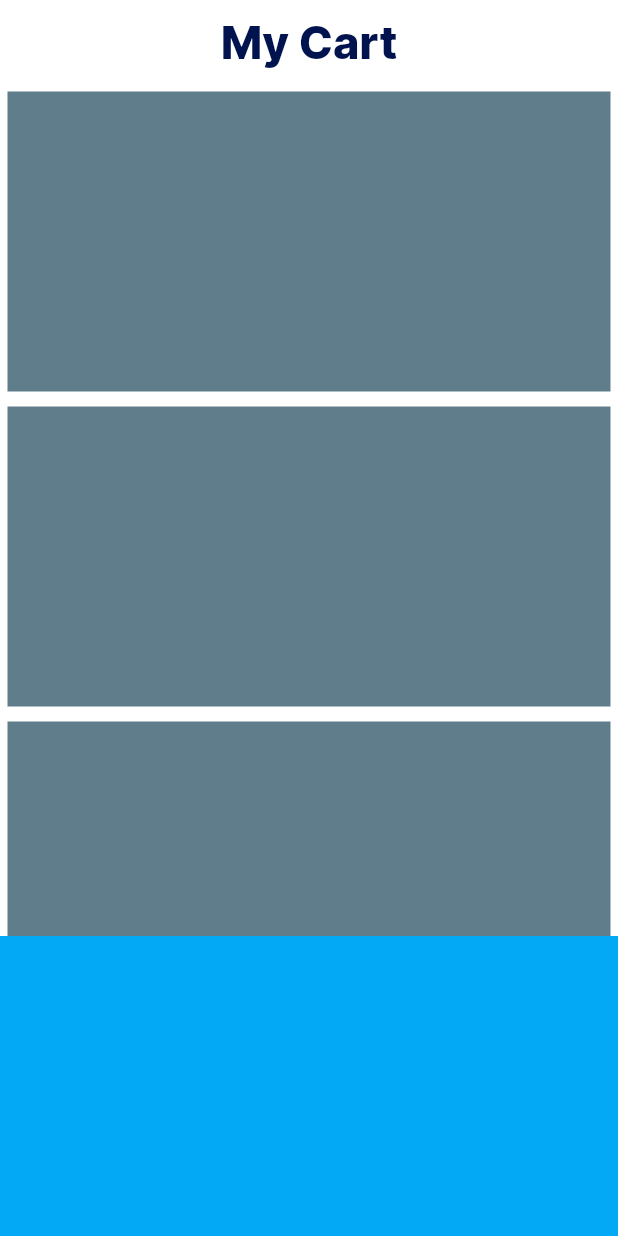
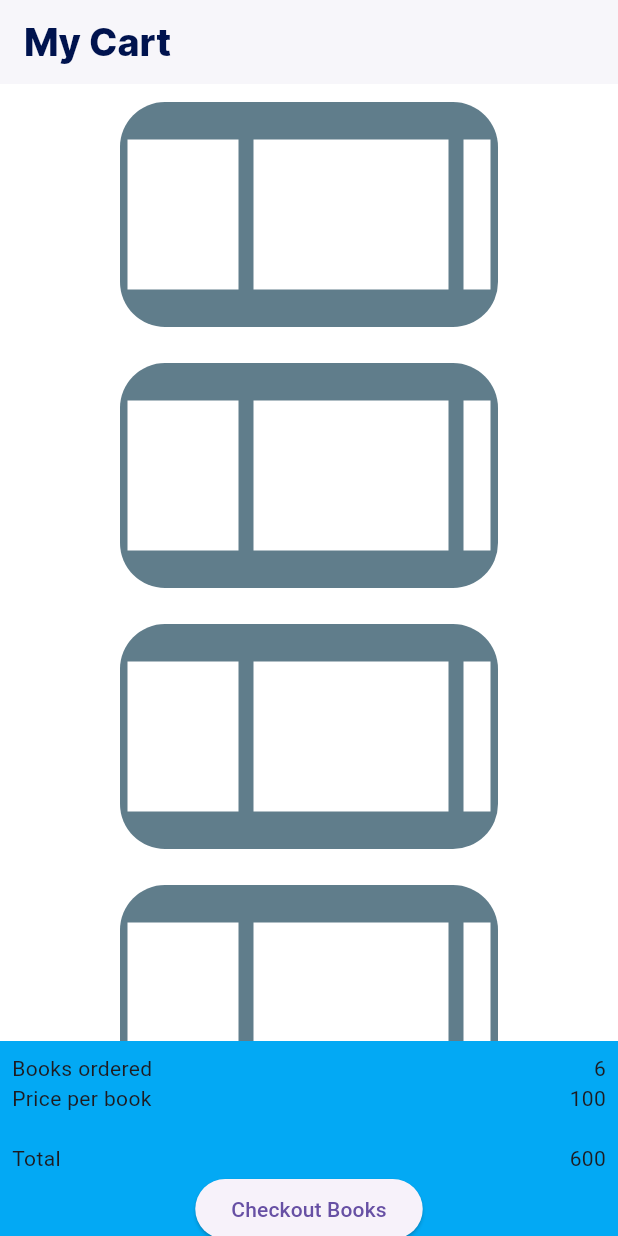
Before and after one commit to C05-PBP-2023/literasea-mobile, a Flutter app: the screen it shows after launch, on a phone screen of 412 x 824 dp. Run offline on Flutter 3.47's test engine with Material 3 defaults, Android fonts, the phone set to English and light mode, and no system bars; our stand-ins replace google_fonts.

Commit message:
checkout, history screen and finishing cart ui

```diff
--- a/lib/main.dart
+++ b/lib/main.dart
@@ -1,5 +1,7 @@
 import 'package:flutter/material.dart';
 import 'package:google_fonts/google_fonts.dart';
+import 'package:literasea_mobile/screens/checkout_form.dart';
+import 'package:literasea_mobile/widgets/cart_card.dart';
 
 void main() {
   runApp(const MaterialApp(
@@ -17,7 +19,7 @@
 class _CartState extends State<Cart> {
   static const color = Color(0xffE5f5ff);
 
-  List<String> item = ["a", "b", "c", "d", "e", "f"];
+  List<String> item = ["buku1", "bbuku2", "cbuku3", "dbuku1 buku4", "ebuku1", "fbuku1buku13"];
 
   @override
   Widget build(BuildContext context) {
@@ -28,12 +30,12 @@
               style: GoogleFonts.inter(
                   textStyle: const TextStyle(
                 fontWeight: FontWeight.w800,
-                fontSize: 30,
+                fontSize: 25,
                 color: Color(0xff00134E),
               ))),
-          centerTitle: true,
+          centerTitle: false,
           backgroundColor: Colors.white,
-          elevation: 0,
+          elevation: 1,
         ),
         body: Column(
           children: [
@@ -41,22 +43,50 @@
               child: ListView.builder(
                 itemCount: item.length,
                 itemBuilder: (context, index) {
-                  return Container(
-                    height: 200,
-                    color: Colors.blueGrey,
-                    margin: EdgeInsets.all(5),
-                  );
+                  return CartCard(itemName: item[index]);
                 },
               ),
             ),
             Container(
-              height: 200,
+              height: 130,
               color: Colors.lightBlue,
-              child: Row(
-                children: [
-
-                ],
-              ),
+              child: Padding(
+                padding: EdgeInsets.all(8.0),
+                child: Column(
+                  children: [
+                    Row(
+                      mainAxisAlignment: MainAxisAlignment.spaceBetween,
+                      children: [
+                        Text("Books ordered"),
+                        Text("${item.length}"),
+                      ],
+                    ),
+                    Row(
+                      mainAxisAlignment: MainAxisAlignment.spaceBetween,
+                      children: [
+                        Text("Price per book"),
+                        Text("100"),
+                      ],
+                    ),
+                    SizedBox(
+                      height: 20,
+                    ),
+                    Row(
+                      mainAxisAlignment: MainAxisAlignment.spaceBetween,
+                      children: [
+                        Text("Total"),
+                        Text("${item.length*100}"),
+                      ],
+                    ),
+                    ElevatedButton(
+                      onPressed: () {
+                        Navigator.push(context, MaterialPageRoute(builder: (context) => const CheckoutForm()));
+                      },
+                      child: Text("Checkout Books"),
+                    )
+                  ],
+                ),
+              )
             )
           ],
         ),
--- /dev/null
+++ b/lib/screens/checkout_form.dart
@@ -0,0 +1,17 @@
+import 'package:flutter/material.dart';
+
+class CheckoutForm extends StatelessWidget {
+  const CheckoutForm({super.key});
+
+  @override
+  Widget build(BuildContext context) {
+    return Scaffold(
+      appBar: AppBar(
+        title: Text("Checkout"),
+      ),
+      body: Center(
+        child: Text("Checkout"),
+      ),
+    );
+  }
+}
--- /dev/null
+++ b/lib/widgets/cart_card.dart
@@ -0,0 +1,50 @@
+import 'package:flutter/material.dart';
+
+class CartCard extends StatelessWidget {
+  final String itemName;
+  const CartCard({super.key, required this.itemName});
+
+  @override
+  Widget build(BuildContext context) {
+    return Container(
+      height: 150,
+      margin: const EdgeInsets.fromLTRB(80, 12, 80, 12),
+      decoration: BoxDecoration(
+        color: Colors.blueGrey,
+        borderRadius: BorderRadius.circular(30),
+      ),
+      child: Row(
+        mainAxisAlignment: MainAxisAlignment.spaceBetween,
+        children: [
+          Expanded(
+            flex: 3,
+            child: Container(
+              height: 100,
+              margin: EdgeInsets.all(5),
+              color: Colors.white,
+            ),
+          ),
+          Expanded(
+            flex: 5,
+            child: Container(
+              height: 100,
+              margin: EdgeInsets.all(5),
+              color: Colors.white,
+              child: Column(
+
+              ),
+            ),
+          ),
+          Expanded(
+            flex: 1,
+            child: Container(
+              height: 100,
+              margin: EdgeInsets.all(5),
+              color: Colors.white,
+            ),
+          ),
+        ],
+      )
+    );
+  }
+}
```
